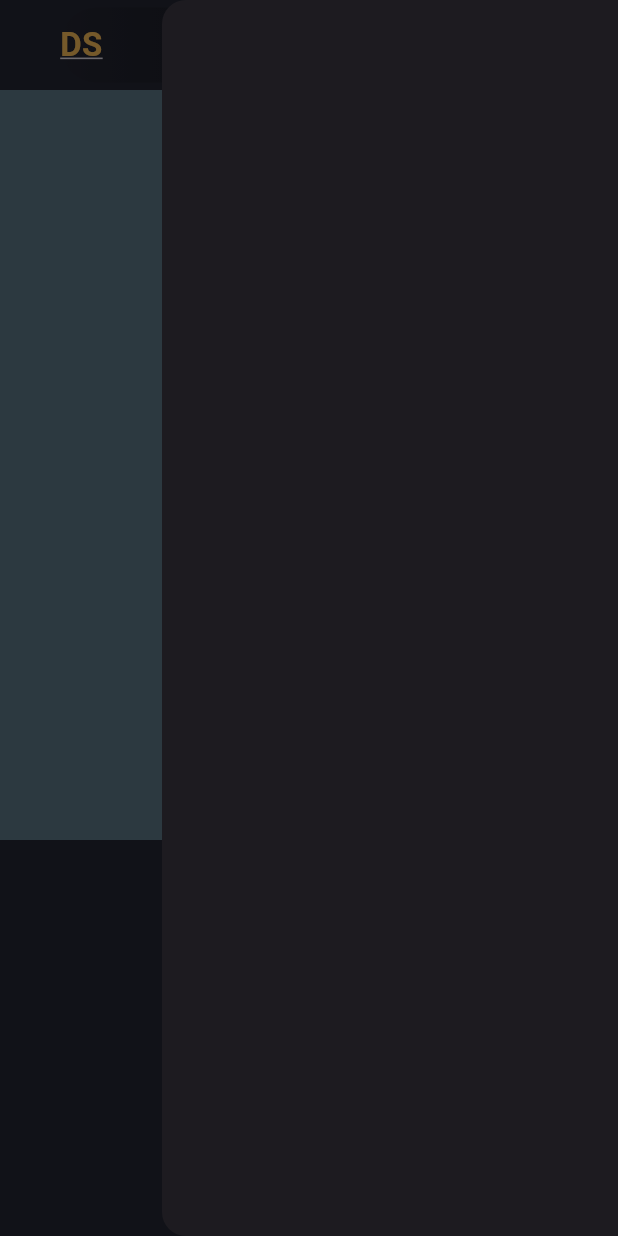
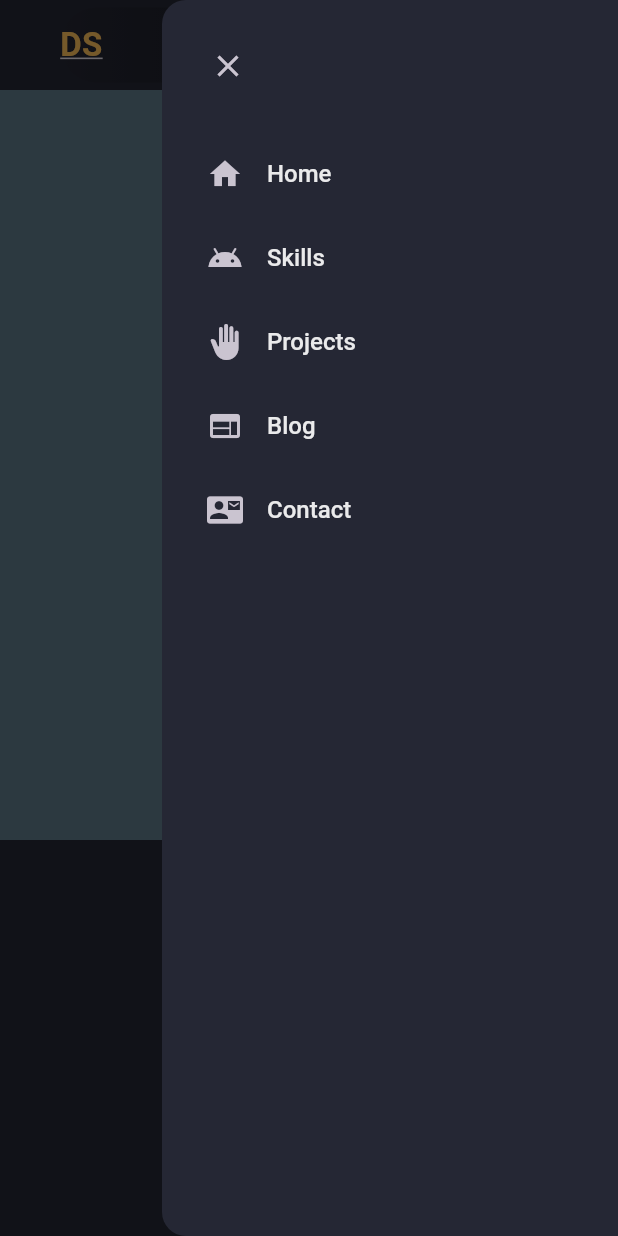
Before and after one commit to DiyaShajith/Diya_Portfolio, a Flutter app: the screen it shows after launch, with the side drawer open, on a phone screen of 412 x 824 dp. Run offline on Flutter 3.47's test engine with Material 3 defaults, Android fonts, the phone set to English and light mode, and no system bars.

```diff
--- a/lib/constants/nav_items.dart
+++ b/lib/constants/nav_items.dart
@@ -1,3 +1,5 @@
+import 'package:flutter/material.dart';
+
 List<String> navTitles = [
   "Home",
   "Skills",
@@ -5,3 +7,10 @@ List<String> navTitles = [
   "Blog",
   "Contact",
 ];
+List<IconData> navIcons = [
+  Icons.home,
+  Icons.android_outlined,
+  Icons.back_hand,
+  Icons.web,
+  Icons.quick_contacts_mail,
+];
--- a/lib/pages/home_page.dart
+++ b/lib/pages/home_page.dart
@@ -2,6 +2,7 @@ import 'package:flutter/material.dart';
 import 'package:portfolio/constants/colors.dart';
 import 'package:portfolio/constants/nav_items.dart';
 import 'package:portfolio/styles/style.dart';
+import 'package:portfolio/widgets/drawer_mobile.dart';
 import 'package:portfolio/widgets/header_desktop.dart';
 import 'package:portfolio/widgets/header_mobile.dart';
 import 'package:portfolio/widgets/site_logo.dart';
@@ -19,7 +20,7 @@ class _HomePageState extends State<HomePage> {
   Widget build(BuildContext context) {
     return Scaffold(
       key: scaffoldKey,
-      endDrawer: Drawer(),
+      endDrawer:const DrawerMobile() ,
       backgroundColor: CustomColor.scaffoldBg,
       body: ListView(
         scrollDirection: Axis.vertical,
--- /dev/null
+++ b/lib/widgets/drawer_mobile.dart
@@ -0,0 +1,41 @@
+import 'package:flutter/material.dart';
+import 'package:portfolio/constants/colors.dart';
+import 'package:portfolio/constants/nav_items.dart';
+
+class DrawerMobile extends StatelessWidget {
+  const DrawerMobile({super.key});
+
+  @override
+  Widget build(BuildContext context) {
+    return Drawer(
+      backgroundColor: CustomColor.scaffoldBg,
+      child: ListView(
+        children: [
+          Align(
+            alignment: Alignment.centerLeft,
+            child: Padding(
+              padding: const EdgeInsets.only(left: 20, top: 20, bottom: 20),
+              child: IconButton(
+                onPressed: () {
+                  Navigator.of(context).pop();
+                },
+                icon: Icon(Icons.close),
+              ),
+            ),
+          ),
+          for (int i = 0; i < navIcons.length; i++)
+            ListTile(
+              contentPadding: const EdgeInsets.symmetric(horizontal: 30.0),
+              titleTextStyle: const TextStyle(
+                  color: CustomColor.whitePrimary,
+                  fontWeight: FontWeight.w500,
+                  fontSize: 16),
+              onTap: () {},
+              leading: Icon(navIcons[i]),
+              title: Text(navTitles[i]),
+            )
+        ],
+      ),
+    );
+  }
+}
```
